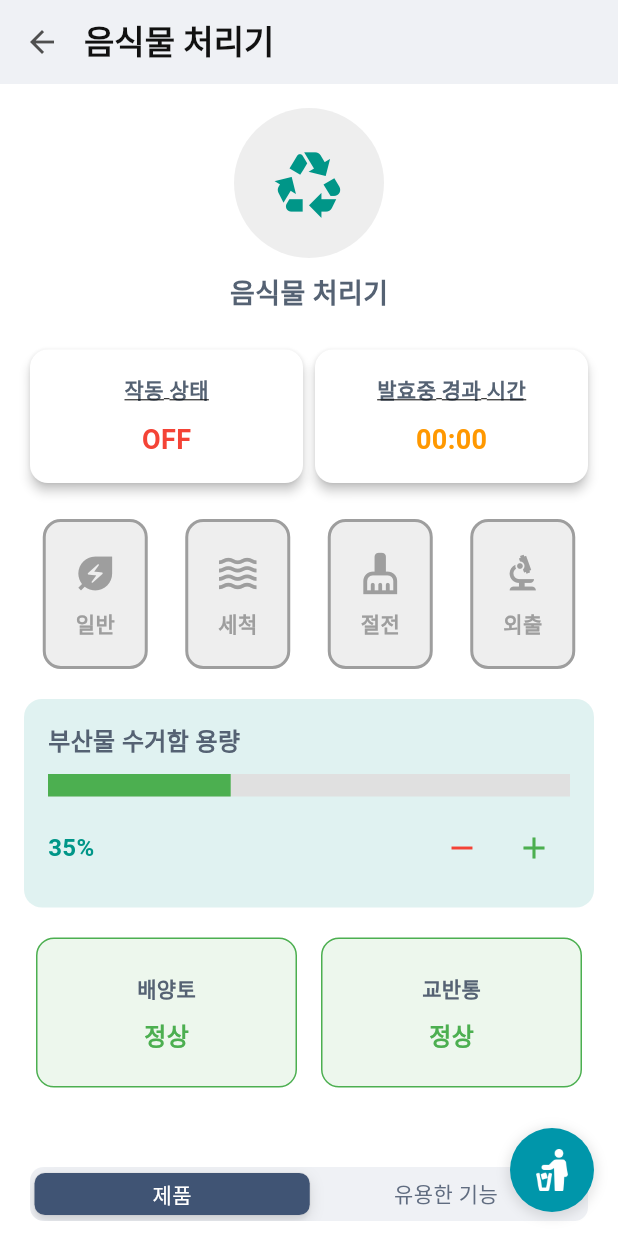
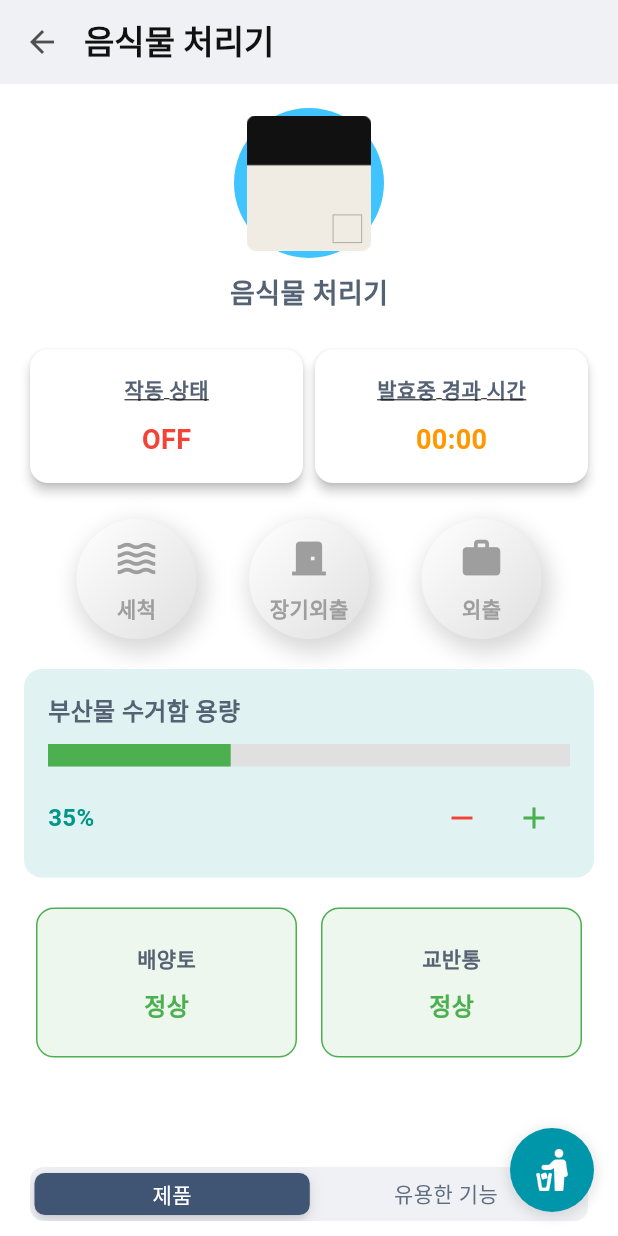
Before and after one commit to 5MinHaAll/5minha_lg-newzen, a Flutter app: the DeviceOn screen opened directly, on a phone screen of 412 x 824 dp. Run offline on Flutter 3.47's test engine with Material 3 defaults, Android fonts, the phone set to English and light mode, and no system bars; our stand-ins replace camera, firebase_auth, firebase_core, google_fonts, image_picker; missing offline and left inert: flutter_vision; accounts and stored records are empty; Roboto replaces fonts that are missing (Lg).

Commit message:
Chore: 설계서용 화면 조정

```diff
--- a/lib/screens/auth/login.dart
+++ b/lib/screens/auth/login.dart
@@ -1,4 +1,4 @@
-import 'package:flutter/material.dart';
+ import 'package:flutter/material.dart';
 import 'package:google_fonts/google_fonts.dart';
 import 'package:firebase_auth/firebase_auth.dart';
 import '../home.dart';
--- a/lib/screens/device/device.dart
+++ b/lib/screens/device/device.dart
@@ -266,9 +266,12 @@ class _DeviceOnState extends State<DeviceOn> {
                   },
                   child: CircleAvatar(
                     radius: 50,
-                    backgroundColor: Colors.grey[200],
-                    child: const Icon(Icons.recycling,
-                        size: 50, color: Colors.teal),
+                    backgroundColor: Colors.lightBlueAccent,
+                    child: Image.asset(
+                      'assets/images/home/newzen.png',
+                      height: 90,
+                      width: 90,
+                    ),
                   ),
                 ),
                 const SizedBox(height: 10),
@@ -338,12 +341,12 @@ class _DeviceOnState extends State<DeviceOn> {
 
           // 모든 운영 제어 버튼 (토글 형태)
           Row(
-            mainAxisAlignment: MainAxisAlignment.spaceAround,
+            mainAxisAlignment: MainAxisAlignment.spaceEvenly,
             children: [
-              _buildToggleButton("일반", Icons.energy_savings_leaf, Colors.teal),
+              // _buildToggleButton("일반", Icons.energy_savings_leaf, Colors.teal),
               _buildToggleButton("세척", Icons.waves, Colors.orange),
-              _buildToggleButton("절전", Icons.cleaning_services, Colors.red),
-              _buildToggleButton("외출", Icons.biotech, Colors.pinkAccent),
+              _buildToggleButton("장기외출", Icons.door_front_door, Colors.red),
+              _buildToggleButton("외출", Icons.work, Colors.pinkAccent),
             ],
           ),
           const SizedBox(height: 20),
@@ -513,12 +516,30 @@ class _DeviceOnState extends State<DeviceOn> {
         });
       },
       child: Container(
-        width: 70,
-        height: 100,
+        width: 80,
+        height: 80,
         decoration: BoxDecoration(
-          color: isActive ? color.withOpacity(0.2) : Colors.grey[200],
-          borderRadius: BorderRadius.circular(12),
-          border: Border.all(color: isActive ? color : Colors.grey, width: 2),
+          color: isActive ? color.withOpacity(0.8) : Colors.grey[300],
+          shape: BoxShape.circle, // 동글동글한 원형으로 변경
+          gradient: isActive
+              ? LinearGradient(
+            colors: [color.withOpacity(0.6), color],
+            begin: Alignment.topLeft,
+            end: Alignment.bottomRight,
+          )
+              : LinearGradient(
+            colors: [Colors.white!, Colors.grey[300]!],
+            begin: Alignment.topLeft,
+            end: Alignment.bottomRight,
+          ),
+          boxShadow: [
+            BoxShadow(
+              color: isActive ? color.withOpacity(0.5) : Colors.grey.withOpacity(0.4),
+              blurRadius: 12, // 더 부드럽고 확산된 그림자
+              spreadRadius: 3,
+              offset: Offset(3, 6), // 그림자 위치
+            ),
+          ],
         ),
         child: Column(
           mainAxisAlignment: MainAxisAlignment.center,
```
